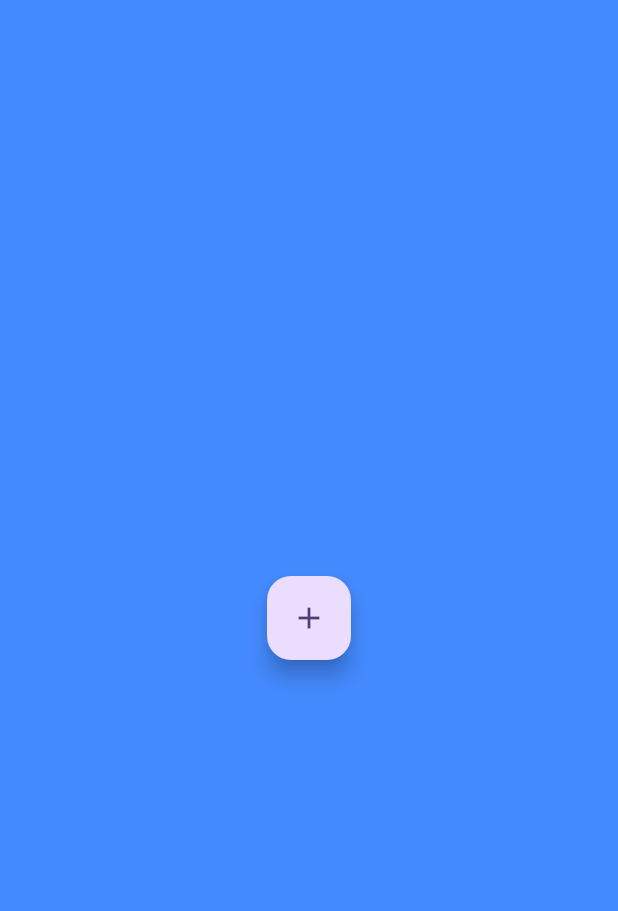
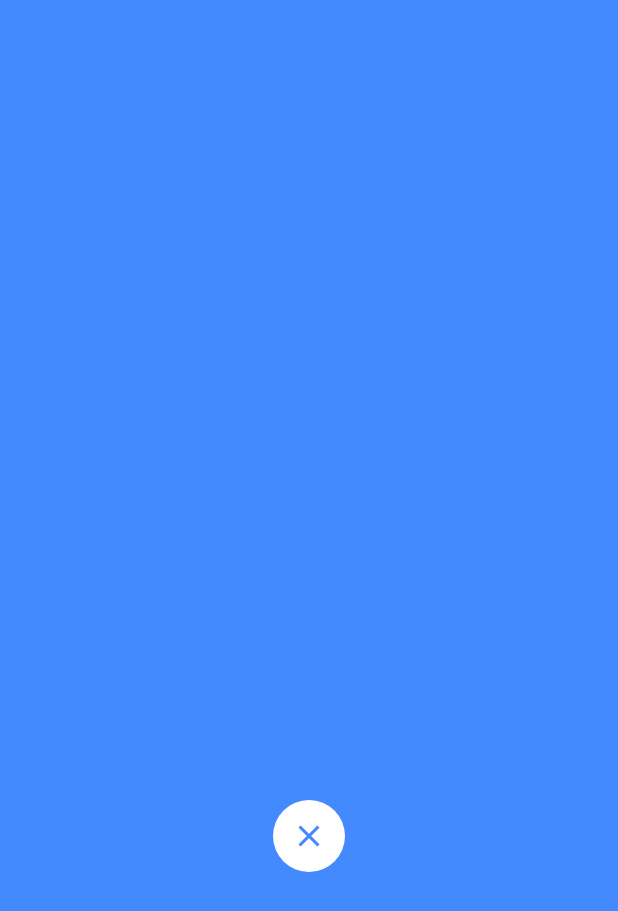
Before and after one commit to khamidjon/kyla_task, a Flutter app: the screen it shows after launch, on a phone screen of 412 x 824 dp. Shown: the top 911 px of the screen. Run offline on Flutter 3.47's test engine with Material 2 defaults, Android fonts, the phone set to English and light mode, and no system bars.

Commit message:
- added slidable button

```diff
--- a/lib/main.dart
+++ b/lib/main.dart
@@ -1,4 +1,6 @@
 import 'package:flutter/material.dart';
+import 'package:khamidjon_kyla/slidable_button.dart';
+import 'package:khamidjon_kyla/slidable_button_position.dart';
 
 void main() {
   runApp(const MyApp());
@@ -35,45 +37,44 @@ class _MyHomePageState extends State<MyHomePage> {
   @override
   Widget build(BuildContext context) {
     return Scaffold(
-      body: AnimatedCrossFade(
-        duration: const Duration(seconds: 1),
-        firstChild: InitialStateWidget(
-          changeState: _changeState,
+      body: Container(
+        color: _isInitialState ? Colors.blueAccent : Colors.white,
+        padding: EdgeInsets.only(
+          bottom: MediaQuery.of(context).viewPadding.bottom + 16,
         ),
-        secondChild: FinalStateWidget(
-          changeState: _changeState,
+        child: Stack(
+          fit: StackFit.expand,
+          children: [
+            Visibility(
+              visible: !_isInitialState,
+              maintainState: true,
+              maintainAnimation: true,
+              maintainSize: true,
+              child: const Align(
+                alignment: Alignment.bottomCenter,
+                child: FinalStateWidget(),
               ),
-        crossFadeState:
-            _isInitialState ? CrossFadeState.showFirst : CrossFadeState.showSecond,
             ),
-    );
-  }
-
-  void _changeState() {
+            Align(
+              alignment: Alignment.bottomCenter,
+              child: VerticalSlidableButton(
+                height: MediaQuery.of(context).size.height / 3,
+                width: 48,
+                buttonHeight: 48.0,
+                buttonColor: _isInitialState ? Colors.white : Colors.blueAccent,
+                label: Icon(
+                  Icons.close,
+                  color: _isInitialState ? Colors.blueAccent : Colors.white,
+                ),
+                completeSlideAt: _isInitialState ? 0.0 : 1.0,
+                onChanged: (position) {
                   setState(() {
-      _isInitialState = !_isInitialState;
+                    _isInitialState = position == SlidableButtonPosition.start;
                   });
-  }
-}
-
-class InitialStateWidget extends StatelessWidget {
-  const InitialStateWidget({
-    required this.changeState,
-    super.key,
-  });
-
-  final VoidCallback changeState;
-
-  @override
-  Widget build(BuildContext context) {
-    return Container(
-      width: MediaQuery.of(context).size.width,
-      height: MediaQuery.of(context).size.height,
-      color: Colors.blueAccent,
-      child: Center(
-        child: FloatingActionButton(
-          onPressed: changeState,
-          child: const Icon(Icons.add),
+                },
+              ),
+            ),
+          ],
         ),
       ),
     );
@@ -82,22 +83,12 @@ class InitialStateWidget extends StatelessWidget {
 
 class FinalStateWidget extends StatelessWidget {
   const FinalStateWidget({
-    required this.changeState,
     super.key,
   });
 
-  final VoidCallback changeState;
-
   @override
   Widget build(BuildContext context) {
-    return SizedBox(
-      width: MediaQuery.of(context).size.width,
-      height: MediaQuery.of(context).size.height,
-      child: Align(
-        alignment: Alignment.bottomCenter,
-        child: Padding(
-          padding: const EdgeInsets.only(bottom: 24.0),
-          child: Row(
+    return Row(
       mainAxisAlignment: MainAxisAlignment.spaceEvenly,
       children: [
         IconButton(
@@ -110,10 +101,7 @@ class FinalStateWidget extends StatelessWidget {
           icon: const Icon(Icons.search),
           color: Colors.deepPurpleAccent,
         ),
-              FloatingActionButton(
-                onPressed: changeState,
-                child: const Icon(Icons.add),
-              ),
+        const SizedBox(width: 24),
         IconButton(
           onPressed: () {},
           icon: const Icon(Icons.flash_on),
@@ -125,9 +113,6 @@ class FinalStateWidget extends StatelessWidget {
           color: Colors.deepPurpleAccent,
         ),
       ],
-          ),
-        ),
-      ),
     );
   }
 }
--- /dev/null
+++ b/lib/slidable_button.dart
@@ -0,0 +1,341 @@
+import 'package:flutter/material.dart';
+import 'package:khamidjon_kyla/slidable_button_clipper.dart';
+import 'package:khamidjon_kyla/slidable_button_position.dart';
+import 'package:khamidjon_kyla/slidable_simulation.dart';
+
+class VerticalSlidableButton extends StatefulWidget {
+  /// Label of the button.
+  final Widget? label;
+
+  /// A widget that is behind the button.
+  final Widget? child;
+
+  /// Button color if it disabled.
+  ///
+  /// [disabledColor] is set to `Colors.grey` by default.
+  final Color? disabledColor;
+
+  /// The color of button.
+  ///
+  /// If null, it will be transparent.
+  final Color? buttonColor;
+
+  /// The color of background.
+  ///
+  /// If null, it will be transparent.
+  final Color? color;
+
+  /// Border of area slide (usually called background).
+  final BoxBorder? border;
+
+  /// Border Radius for the button and it's child.
+  ///
+  /// Default value is `const BorderRadius.all(const Radius.circular(60.0))`
+  final BorderRadius borderRadius;
+
+  /// The height of this widget (button and it's background).
+  ///
+  /// Default value is 120.0.
+  final double height;
+
+  /// Width of area slide (usually called background).
+  ///
+  /// Default value is 36.0.
+  final double width;
+
+  /// Width of button. If [buttonHeight] is still null and the [label] is not null, this will automatically wrapping [label].
+  ///
+  /// The minimum size is [height], and the maximum size is three quarters from [width].
+  final double? buttonHeight;
+
+  /// It means the effect while and after sliding.
+  ///
+  /// If `true`, [child] will disappear along with button sliding. Otherwise, it stay visible even the button was slide.
+  final bool dismissible;
+
+  /// Initial button position. It can on the left or right.
+  final SlidableButtonPosition initialPosition;
+
+  /// The % at which the slide gesture should be considered as completed (0 to 1)
+  ///
+  /// Default value is 0.5.
+  final double completeSlideAt;
+
+  /// Listen to position, is button on the left or right.
+  ///
+  /// You must set this argument although is null.
+  final ValueChanged<SlidableButtonPosition>? onChanged;
+
+  /// Controller for the button while sliding.
+  final AnimationController? controller;
+
+  /// Restart animation when the position is opposite to initialPosition
+  ///
+  /// Default value false
+  final bool isRestart;
+
+  /// If true the button's position can be left, right, or sliding. Otherwise only left or right.
+  ///
+  /// Default value false
+  final bool tristate;
+
+  /// Button will auto slide to nearest point after drag released if true, otherwise will not slide.
+  ///
+  /// Default value true
+  final bool autoSlide;
+
+  /// Whether the button can be stopped at center position.
+  ///
+  /// This will ignore and lock [completeSlideAt] to default value.
+  ///
+  /// Default value false
+  final bool centerPoint;
+
+  /// Creates a [VerticalSlidableButton]
+  const VerticalSlidableButton({
+    super.key,
+    required this.onChanged,
+    this.controller,
+    this.child,
+    this.autoSlide = true,
+    this.disabledColor,
+    this.buttonColor,
+    this.color,
+    this.label,
+    this.border,
+    this.borderRadius = const BorderRadius.all(Radius.circular(60.0)),
+    this.initialPosition = SlidableButtonPosition.start,
+    double completeSlideAt = 0.5,
+    this.height = 120.0,
+    this.width = 36.0,
+    this.buttonHeight,
+    this.dismissible = true,
+    this.isRestart = false,
+    this.tristate = false,
+    this.centerPoint = false,
+  }) : completeSlideAt = centerPoint ? 0.5 : completeSlideAt;
+
+  @override
+  State<VerticalSlidableButton> createState() => _VerticalSlidableButtonState();
+}
+
+class _VerticalSlidableButtonState extends State<VerticalSlidableButton>
+    with SingleTickerProviderStateMixin {
+  final GlobalKey _containerKey = GlobalKey();
+  final GlobalKey _positionedKey = GlobalKey();
+
+  late final AnimationController _controller;
+  late Animation<double> _contentAnimation;
+  Offset _start = Offset.zero;
+  bool _isSliding = false;
+
+  RenderBox? get _positioned =>
+      _positionedKey.currentContext!.findRenderObject() as RenderBox?;
+
+  RenderBox? get _container =>
+      _containerKey.currentContext!.findRenderObject() as RenderBox?;
+
+  double get _buttonHeight {
+    final height = widget.buttonHeight ?? double.minPositive;
+    final maxHeight = widget.height * 3 / 4;
+    if (height > maxHeight) return maxHeight;
+    return height;
+  }
+
+  @override
+  void initState() {
+    super.initState();
+    _controller = widget.controller ??
+        AnimationController.unbounded(
+          vsync: this,
+        );
+    _contentAnimation = Tween<double>(begin: 1.0, end: 0.0).animate(
+      CurvedAnimation(
+        parent: _controller,
+        curve: Curves.easeOut,
+      ),
+    );
+    _initialPositionController();
+  }
+
+  @override
+  void dispose() {
+    _controller.dispose();
+    super.dispose();
+  }
+
+  @override
+  void didUpdateWidget(covariant VerticalSlidableButton oldWidget) {
+    super.didUpdateWidget(oldWidget);
+
+    if (widget.initialPosition != oldWidget.initialPosition) {
+      _initialPositionController();
+    }
+  }
+
+  void _initialPositionController() {
+    switch (widget.initialPosition) {
+      case SlidableButtonPosition.start:
+        _controller.value = 0.0;
+        break;
+      case SlidableButtonPosition.center:
+        _controller.value = 0.5;
+        break;
+      case SlidableButtonPosition.end:
+        _controller.value = 1.0;
+        break;
+      default:
+    }
+  }
+
+  @override
+  Widget build(BuildContext context) {
+    return Container(
+      width: widget.width,
+      height: widget.height,
+      decoration: BoxDecoration(
+        border: widget.border,
+        borderRadius: widget.borderRadius,
+      ),
+      child: Stack(
+        key: _containerKey,
+        children: <Widget>[
+          DecoratedBox(
+            decoration: BoxDecoration(
+              color: widget.color,
+              borderRadius: widget.borderRadius,
+            ),
+            child: widget.dismissible
+                ? ClipRRect(
+                    clipper: SlidableButtonClipper(
+                      animation: _controller,
+                      borderRadius: widget.borderRadius,
+                    ),
+                    borderRadius: widget.borderRadius,
+                    child: SizedBox.expand(
+                      child: FadeTransition(
+                        opacity: _contentAnimation,
+                        child: widget.child,
+                      ),
+                    ),
+                  )
+                : SizedBox.expand(child: widget.child),
+          ),
+          AnimatedBuilder(
+            animation: _controller,
+            builder: (context, child) => Align(
+              alignment: Alignment(0.0, (_controller.value * 2.0) - 1.0),
+              child: child,
+            ),
+            child: Container(
+              key: _positionedKey,
+              height: _buttonHeight,
+              width: widget.width,
+              decoration: BoxDecoration(
+                borderRadius: widget.borderRadius,
+                color: widget.onChanged == null
+                    ? widget.disabledColor ?? Colors.grey
+                    : widget.buttonColor,
+              ),
+              child: widget.onChanged == null
+                  ? Center(child: widget.label)
+                  : GestureDetector(
+                      behavior: HitTestBehavior.translucent,
+                      onHorizontalDragStart: _onDragStart,
+                      onHorizontalDragUpdate: _onDragUpdate,
+                      onHorizontalDragEnd: _onDragEnd,
+                      child: Center(child: widget.label),
+                    ),
+            ),
+          ),
+        ],
+      ),
+    );
+  }
+
+  void _onDragStart(DragStartDetails details) {
+    final pos = _positioned!.globalToLocal(details.globalPosition);
+    _start = Offset(0.0, pos.dy);
+    _controller.stop(canceled: true);
+  }
+
+  void _onDragUpdate(DragUpdateDetails details) {
+    final pos = _container!.globalToLocal(details.globalPosition) - _start;
+    final extent = _container!.size.height - _positioned!.size.height;
+    _controller.value = (pos.dy.clamp(0.0, extent) / extent);
+
+    if (widget.tristate && !_isSliding) {
+      _isSliding = true;
+      _onChanged(SlidableButtonPosition.sliding);
+    }
+  }
+
+  void _onDragEnd(DragEndDetails details) {
+    if (!widget.autoSlide) return _afterDragEnd();
+
+    if (widget.centerPoint) {
+      if (_controller.value > 0.25 && _controller.value < 0.75) {
+        _controller
+            .animateTo(
+              0.5,
+              duration: const Duration(milliseconds: 500),
+              curve: Curves.easeIn,
+            )
+            .whenComplete(_afterDragEnd);
+        return;
+      }
+    }
+
+    final extent = _container!.size.height - _positioned!.size.height;
+    double fractionalVelocity = (details.primaryVelocity! / extent).abs();
+    if (fractionalVelocity < 0.5) {
+      fractionalVelocity = 2;
+    }
+
+    double acceleration, velocity;
+    if (_controller.value >= widget.completeSlideAt) {
+      acceleration = 0.5;
+      velocity = fractionalVelocity;
+    } else {
+      acceleration = -0.5;
+      velocity = -fractionalVelocity;
+    }
+
+    final simulation = SlidableSimulation(
+      acceleration,
+      _controller.value,
+      1.0,
+      velocity,
+    );
+
+    _controller.animateWith(simulation).whenComplete(_afterDragEnd);
+  }
+
+  void _afterDragEnd() {
+    final SlidableButtonPosition position;
+
+    if (_controller.value > 0.5) {
+      position = SlidableButtonPosition.end;
+    } else {
+      if (widget.centerPoint && _controller.value == 0.5) {
+        position = SlidableButtonPosition.center;
+      } else {
+        position = SlidableButtonPosition.start;
+      }
+    }
+
+    if (widget.isRestart && widget.initialPosition != position) {
+      _initialPositionController();
+    }
+
+    _isSliding = false;
+
+    _onChanged(position);
+  }
+
+  void _onChanged(SlidableButtonPosition position) {
+    if (widget.onChanged != null) {
+      widget.onChanged!(position);
+    }
+  }
+}
--- /dev/null
+++ b/lib/slidable_button_clipper.dart
@@ -0,0 +1,26 @@
+import 'package:flutter/material.dart';
+
+class SlidableButtonClipper extends CustomClipper<RRect> {
+  const SlidableButtonClipper({
+    required this.animation,
+    required this.borderRadius,
+  }) : super(reclip: animation);
+
+  final Animation<double> animation;
+  final BorderRadius borderRadius;
+
+  @override
+  RRect getClip(Size size) {
+    return borderRadius.toRRect(
+      Rect.fromLTRB(
+        size.width * animation.value,
+        0.0,
+        size.width,
+        size.height,
+      ),
+    );
+  }
+
+  @override
+  bool shouldReclip(SlidableButtonClipper oldClipper) => true;
+}
--- /dev/null
+++ b/lib/slidable_button_position.dart
@@ -0,0 +1,9 @@
+/// Position of button which on the left or right
+enum SlidableButtonPosition {
+  start,
+  center,
+  end,
+
+  /// Only available if `tristate` is true
+  sliding,
+}
--- /dev/null
+++ b/lib/slidable_simulation.dart
@@ -0,0 +1,19 @@
+import 'package:flutter/physics.dart';
+
+class SlidableSimulation extends GravitySimulation {
+  SlidableSimulation(
+      super.acceleration,
+      super.distance,
+      super.endDistance,
+      super.velocity,
+      );
+
+  @override
+  double x(double time) => super.x(time).clamp(0.0, 1.0);
+
+  @override
+  bool isDone(double time) {
+    final resolvedX = x(time).abs();
+    return resolvedX <= 0.0 || resolvedX >= 1.0;
+  }
+}
```
Lines whose indentation alone changed are shown as unchanged.
